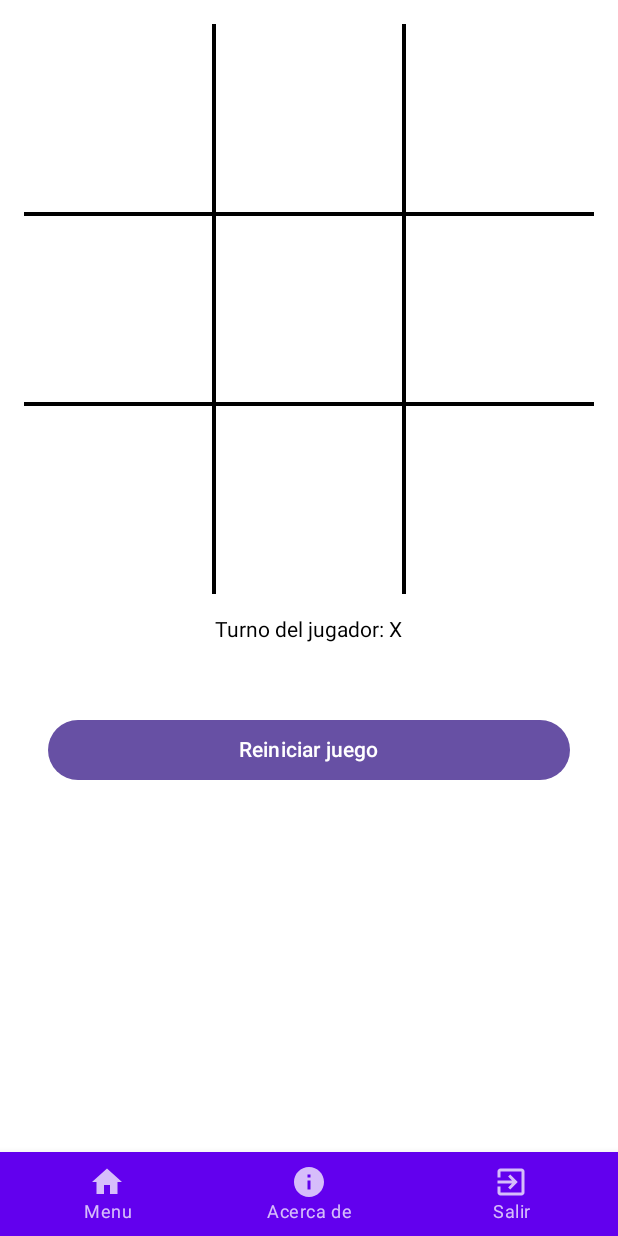
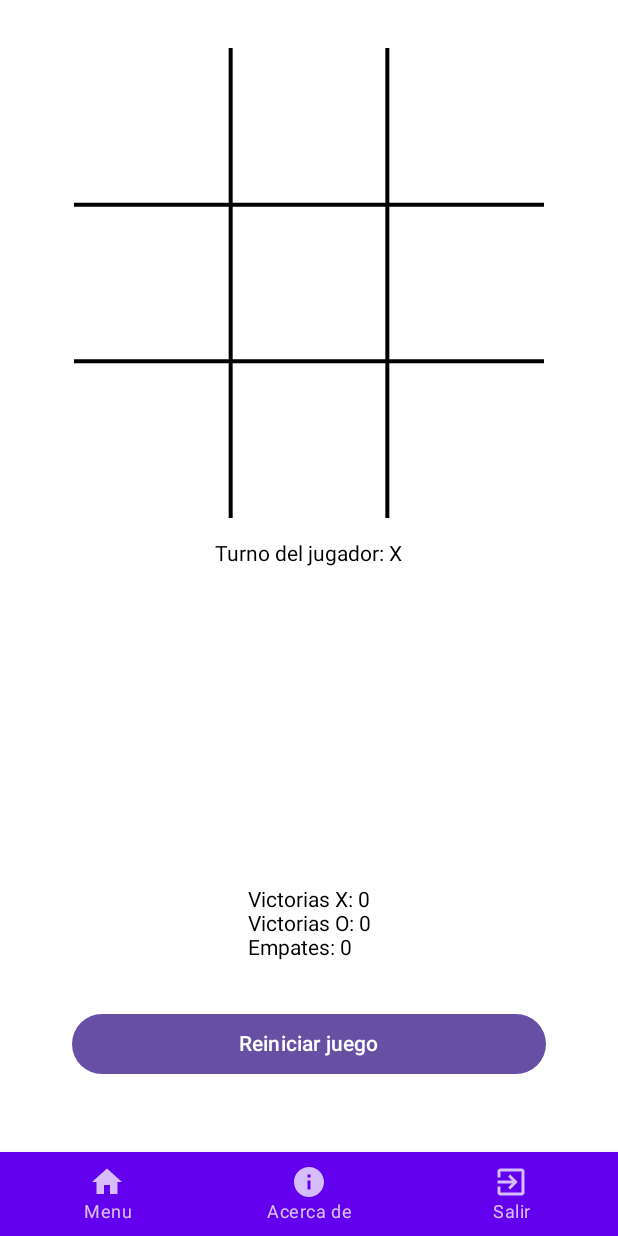
Before and after one commit to MoNKy0112/dadm-2025-2, an Android app built with Jetpack Compose: the GameScreen screen opened through its navigation route, on a phone screen of 412 x 824 dp. Run offline under Robolectric (Android 15) with nearby library versions, the phone set to English and light mode, and no system bars.

Commit message:
Add Parcelable support, implement ScoreBoard, and enhance GameScreen layout feature lanscape support and winsCounter

```diff
--- a/TicTacToe/app/build.gradle.kts
+++ b/TicTacToe/app/build.gradle.kts
@@ -2,6 +2,7 @@ plugins {
     id("com.android.application")
     id("org.jetbrains.kotlin.android")
     id("org.jetbrains.kotlin.plugin.compose")
+    id("kotlin-parcelize")
 }
 
 android {
--- a/TicTacToe/app/src/main/AndroidManifest.xml
+++ b/TicTacToe/app/src/main/AndroidManifest.xml
@@ -15,6 +15,8 @@
             android:name=".MainActivity"
             android:exported="true"
             android:label="@string/app_name"
+            android:configChanges="orientation|screenSize"
+            android:screenOrientation="unspecified"
             android:theme="@style/Theme.TicTacToe">
             <intent-filter>
                 <action android:name="android.intent.action.MAIN" />
--- a/TicTacToe/app/src/main/java/com/dadm/tictactoe/MainActivity.kt
+++ b/TicTacToe/app/src/main/java/com/dadm/tictactoe/MainActivity.kt
@@ -9,16 +9,18 @@ import com.dadm.tictactoe.ViewModel.TicTacToeViewModelFactory
 import com.dadm.tictactoe.ui.TicTacToeApp
 import com.dadm.tictactoe.utils.SoundManager
 import com.dadm.tictactoe.utils.SoundUseCase
+import com.dadm.tictactoe.utils.PreferencesManager
 
 
 class MainActivity : ComponentActivity() {
     override fun onCreate(savedInstanceState: Bundle?) {
         super.onCreate(savedInstanceState)
         val soundUseCase = SoundUseCase(this)
+        val prefs = PreferencesManager(this)
 
         val viewModel = ViewModelProvider(
             this,
-            TicTacToeViewModelFactory(soundUseCase)
+            TicTacToeViewModelFactory(soundUseCase, prefs)
         )[TicTacToeViewModel::class.java]
         setContent {
             TicTacToeApp()
--- a/TicTacToe/app/src/main/java/com/dadm/tictactoe/Model/TicTacToeGame.kt
+++ b/TicTacToe/app/src/main/java/com/dadm/tictactoe/Model/TicTacToeGame.kt
@@ -1,4 +1,7 @@
 package com.dadm.tictactoe.Model
+
+import android.os.Parcelable
+import kotlinx.parcelize.Parcelize
 
 enum class Player {
     X, O, NONE
@@ -6,9 +9,9 @@ enum class Player {
 enum class GameState {
     X_WON, O_WON, DRAW, PLAYING
 }
-
+@Parcelize
 data class TicTacToeGame(
     val board: List<List<Player>> = List(3) { List(3) { Player.NONE } },
     val currentPlayer: Player = Player.X,
     val gameState: GameState = GameState.PLAYING,
-)
+) : Parcelable
--- a/TicTacToe/app/src/main/java/com/dadm/tictactoe/ViewModel/TicTacToeViewModel.kt
+++ b/TicTacToe/app/src/main/java/com/dadm/tictactoe/ViewModel/TicTacToeViewModel.kt
@@ -1,7 +1,9 @@
 package com.dadm.tictactoe.ViewModel
+
 
 import androidx.compose.runtime.*
 import androidx.lifecycle.ViewModel
+import androidx.lifecycle.SavedStateHandle
 import androidx.lifecycle.viewModelScope
 import com.dadm.tictactoe.Model.GameState
 import com.dadm.tictactoe.Model.Player
@@ -9,6 +11,7 @@ import com.dadm.tictactoe.Model.TicTacToeGame
 import com.dadm.tictactoe.utils.SoundUseCase
 import kotlinx.coroutines.delay
 import kotlinx.coroutines.launch
+import com.dadm.tictactoe.utils.PreferencesManager
 
 enum class GameMode {
     SINGLE_PLAYER,
@@ -19,10 +22,28 @@ enum class GameMode {
 enum class Difficulty {
     EASY, MEDIUM, IMPOSSIBLE, NONE
 }
-class TicTacToeViewModel(private val soundUseCase: SoundUseCase? = null) : ViewModel() {
 
-    var game by mutableStateOf(TicTacToeGame())
+class TicTacToeViewModel(
+    private val soundUseCase: SoundUseCase? = null,
+    private val prefs: PreferencesManager? = null,
+    private val state: SavedStateHandle? = null
+) : ViewModel() {
+
+    var xWins by mutableStateOf(prefs?.getWins("X") ?: 0)
         private set
+
+    var oWins by mutableStateOf(prefs?.getWins("O") ?: 0)
+        private set
+
+    var draws by mutableStateOf(prefs?.getWins("DRAW") ?: 0)
+        private set
+
+    var game by mutableStateOf(
+        state?.get<TicTacToeGame>("game") ?:
+        TicTacToeGame()
+    )
+        private set
+
 
     var gameMode by mutableStateOf(GameMode.TWO_PLAYER)
         private set
@@ -81,8 +102,11 @@ class TicTacToeViewModel(private val soundUseCase: SoundUseCase? = null) : ViewM
             soundUseCase?.playWinSound()
         }
 
-        game = game.copy(board = newBoard, currentPlayer = newPlayer, gameState = newGameState)
+        val newGame = game.copy(board = newBoard, currentPlayer = newPlayer, gameState = newGameState)
 
+        game = newGame
+        state?.set("game", newGame)
+        print(state)
     }
 
     private fun makeCpuMove() {
@@ -192,12 +216,20 @@ class TicTacToeViewModel(private val soundUseCase: SoundUseCase? = null) : ViewM
         )
 
         if (lines.any {it.all { player -> player == Player.X } }) {
+            xWins++
+            prefs?.saveWins("X", xWins)
             return GameState.X_WON
         }
         if (lines.any {it.all { player -> player == Player.O } }) {
+            oWins++
+            prefs?.saveWins("O", oWins)
             return GameState.O_WON
         }
-        if (board.all { it.all { player -> player != Player.NONE } }) return GameState.DRAW
+        if (board.all { it.all { player -> player != Player.NONE } }) {
+            draws++
+            prefs?.saveWins("DRAW", draws)
+            return GameState.DRAW
+        }
 
         return GameState.PLAYING
     }
--- a/TicTacToe/app/src/main/java/com/dadm/tictactoe/ViewModel/TicTacToeViewModelFactory.kt
+++ b/TicTacToe/app/src/main/java/com/dadm/tictactoe/ViewModel/TicTacToeViewModelFactory.kt
@@ -1,16 +1,24 @@
 package com.dadm.tictactoe.ViewModel
 
+import androidx.lifecycle.SavedStateHandle
 import androidx.lifecycle.ViewModel
 import androidx.lifecycle.ViewModelProvider
 import com.dadm.tictactoe.utils.SoundUseCase
+import com.dadm.tictactoe.utils.PreferencesManager
+
 
 class TicTacToeViewModelFactory(
-    private val soundUseCase: SoundUseCase
+    private val soundUseCase: SoundUseCase,
+    private val preferencesManager: PreferencesManager
 ) : ViewModelProvider.Factory { // Asegúrate de que extiende ViewModelProvider.Factory
     @Suppress("UNCHECKED_CAST")
     override fun <T : ViewModel> create(modelClass: Class<T>): T { // Sobrescribe correctamente el método create
         return if (modelClass.isAssignableFrom(TicTacToeViewModel::class.java)) {
-            TicTacToeViewModel(soundUseCase) as T // Crea el ViewModel con la dependencia
+            TicTacToeViewModel(
+                soundUseCase,
+                prefs = preferencesManager,
+                state = SavedStateHandle()
+            ) as T // Crea el ViewModel con la dependencia
         } else {
             throw IllegalArgumentException("Unknown ViewModel class")
         }
--- a/TicTacToe/app/src/main/java/com/dadm/tictactoe/ui/components/GameBoard.kt
+++ b/TicTacToe/app/src/main/java/com/dadm/tictactoe/ui/components/GameBoard.kt
@@ -1,5 +1,6 @@
 package com.dadm.tictactoe.ui.components
 
+import android.annotation.SuppressLint
 import androidx.compose.foundation.Canvas
 import com.dadm.tictactoe.ui.graphics.TicTacToeColorPalette
 
@@ -7,6 +8,7 @@ import androidx.compose.foundation.gestures.detectTapGestures
 import androidx.compose.foundation.layout.*
 import androidx.compose.material3.*
 import androidx.compose.runtime.*
+import androidx.compose.ui.Alignment
 import androidx.compose.ui.Modifier
 import androidx.compose.ui.geometry.Offset
 import androidx.compose.ui.graphics.ImageBitmap
@@ -15,6 +17,7 @@ import androidx.compose.ui.res.imageResource
 import androidx.compose.ui.tooling.preview.Preview
 import androidx.compose.ui.unit.IntOffset
 import androidx.compose.ui.unit.IntSize
+import androidx.compose.ui.unit.dp
 import com.dadm.tictactoe.Model.Player
 import com.dadm.tictactoe.R
 import com.dadm.tictactoe.ViewModel.TicTacToeViewModel
@@ -23,28 +26,33 @@ import com.dadm.tictactoe.ViewModel.TicTacToeViewModel
 fun GameBoard(
     viewModel: TicTacToeViewModel,
     xImage: ImageBitmap,
-    oImage: ImageBitmap
+    oImage: ImageBitmap,
+    modifier: Modifier
 ) {
-
+    BoxWithConstraints(
+        modifier = modifier,
+        contentAlignment = Alignment.Center
+    ) {
+        val boardSize = minOf(this.maxWidth, this.maxHeight) // cuadrado adaptable
         var cellSize by remember { mutableStateOf(0f) }
 
         Canvas(
             modifier = Modifier
+                .size(boardSize) // ahora nunca se pasa del alto
                 .pointerInput(Unit) {
-                detectTapGestures{
-                    offset ->
+                    detectTapGestures { offset ->
                         val col = (offset.x / cellSize).toInt()
                         val row = (offset.y / cellSize).toInt()
                         viewModel.makeMove(row, col)
-
                     }
                 }
-            .fillMaxWidth()
                 .aspectRatio(1f)
-    ){
+        ) {
             cellSize = size.width / 3
             val imageSize = cellSize * 0.8f
-        for (i in 1..2){
+
+            // Líneas
+            for (i in 1..2) {
                 drawLine(
                     color = TicTacToeColorPalette.BorderColor,
                     start = Offset(cellSize * i, 0f),
@@ -59,12 +67,12 @@ fun GameBoard(
                 )
             }
 
-        //Dibujar las imagenes
+            // Dibujar imágenes
             viewModel.game.board.forEachIndexed { rowIndex, row ->
                 row.forEachIndexed { colIndex, player ->
                     val x = colIndex * cellSize
                     val y = rowIndex * cellSize
-                val image = when(player){
+                    val image = when (player) {
                         Player.X -> xImage
                         Player.O -> oImage
                         else -> null
@@ -73,39 +81,32 @@ fun GameBoard(
                         drawImage(
                             image = it,
                             dstSize = IntSize(imageSize.toInt(), imageSize.toInt()),
-                        dstOffset = IntOffset(x.toInt() + (cellSize.toInt() - imageSize.toInt()) / 2, y.toInt()+ (cellSize.toInt() - imageSize.toInt()) / 2)
+                            dstOffset = IntOffset(
+                                x.toInt() + (cellSize.toInt() - imageSize.toInt()) / 2,
+                                y.toInt() + (cellSize.toInt() - imageSize.toInt()) / 2
+                            )
                         )
                     }
                 }
             }
         }
+    }
+}
 
-//        viewModel.game.board.forEachIndexed { rowIndex, row ->
-//            Row(
-//                modifier = Modifier
-//                    .fillMaxWidth(),
-//                horizontalArrangement = Arrangement.Center
-//            ) {
-//                row.forEachIndexed { colIndex, player ->
-//                    GameCell(player, onClick = {
-//                        viewModel.makeMove(rowIndex, colIndex)
-//                    })
-//                }
-//            }
-//        }
-
-        /*Button(onClick = { viewModel.resetGame() }) {
-            Text("Reiniciar")
-        }*/
-
-}
 
 @Preview(showBackground = true)
 @Composable
 fun GameBoardPreview() {
     GameBoard(
-        TicTacToeViewModel(),
+        TicTacToeViewModel(
+            soundUseCase = null,
+            prefs = null,
+            state = null
+        ),
         xImage = ImageBitmap.imageResource(id = R.drawable.x_image),
         oImage = ImageBitmap.imageResource(id = R.drawable.o_image),
+        modifier = Modifier
+            .size(300.dp)
+            .padding(16.dp)
     )
 }
--- /dev/null
+++ b/TicTacToe/app/src/main/java/com/dadm/tictactoe/ui/components/ScoreBoard.kt
@@ -0,0 +1,31 @@
+package com.dadm.tictactoe.ui.components
+
+import androidx.compose.foundation.layout.Column
+import androidx.compose.material3.Text
+import androidx.compose.runtime.Composable
+import androidx.compose.ui.platform.LocalContext
+import androidx.compose.ui.tooling.preview.Preview
+import androidx.lifecycle.SavedStateHandle
+import com.dadm.tictactoe.ViewModel.TicTacToeViewModel
+import com.dadm.tictactoe.utils.PreferencesManager
+
+@Composable
+fun ScoreBoard(viewModel: TicTacToeViewModel) {
+    Column {
+        Text("Victorias X: ${viewModel.xWins}")
+        Text("Victorias O: ${viewModel.oWins}")
+        Text("Empates: ${viewModel.draws}")
+    }
+}
+
+@Preview
+@Composable
+fun ScoreBoardPreview() {
+    // Provide a mock or sample ViewModel for preview
+    val context = LocalContext.current
+    val prefs = PreferencesManager(context)
+    val mockViewModel = TicTacToeViewModel(prefs = prefs, state = SavedStateHandle()).apply {
+        // Set some sample data for preview
+    }
+    ScoreBoard(viewModel = mockViewModel)
+}
--- a/TicTacToe/app/src/main/java/com/dadm/tictactoe/ui/screen/GameScreen.kt
+++ b/TicTacToe/app/src/main/java/com/dadm/tictactoe/ui/screen/GameScreen.kt
@@ -1,7 +1,12 @@
 package com.dadm.tictactoe.ui.screen
 
+import androidx.compose.foundation.layout.Arrangement
+import androidx.compose.foundation.layout.BoxWithConstraints
 import androidx.compose.foundation.layout.Column
+import androidx.compose.foundation.layout.Row
 import androidx.compose.foundation.layout.Spacer
+import androidx.compose.foundation.layout.fillMaxHeight
+import androidx.compose.foundation.layout.fillMaxSize
 import androidx.compose.foundation.layout.fillMaxWidth
 import androidx.compose.foundation.layout.height
 import androidx.compose.foundation.layout.padding
@@ -17,29 +22,42 @@ import androidx.navigation.compose.rememberNavController
 import com.dadm.tictactoe.Model.GameState
 import com.dadm.tictactoe.ViewModel.TicTacToeViewModel
 import com.dadm.tictactoe.ui.components.GameBoard
+import com.dadm.tictactoe.ui.components.ScoreBoard
 import com.dadm.tictactoe.ui.graphics.LoadGameImages
 
 @Composable
 fun GameScreen(navController: NavController, viewModel: TicTacToeViewModel) {
+    val (xImage, oImage) = LoadGameImages()
+
+    BoxWithConstraints(modifier = Modifier.fillMaxSize().padding(16.dp)) {
+        val isPortrait = this.maxHeight > this.maxWidth
+        if (isPortrait){
             Column(
                 horizontalAlignment = Alignment.CenterHorizontally,
                 modifier = Modifier
                     .padding(16.dp)
                     .fillMaxWidth()
             ) {
-        val (xImage, oImage) = LoadGameImages()
+
+
                 // button to return to the main menu
-        GameBoard(viewModel = viewModel, xImage = xImage, oImage = oImage)
+                GameBoard(viewModel = viewModel, xImage = xImage, oImage = oImage, modifier = Modifier.fillMaxWidth(0.9f))
                 Spacer(modifier = Modifier.height(16.dp))
+                Column(
+                    modifier = Modifier.weight(1f), // empuja el contenido hacia abajo
+                    horizontalAlignment = Alignment.CenterHorizontally
+                ) {
                     Text("Turno del jugador: ${viewModel.game.currentPlayer}")
-        Spacer(modifier = Modifier.height(16.dp))
+                    Spacer(modifier = Modifier.height(8.dp))
                     when (viewModel.game.gameState) {
                         GameState.X_WON -> Text("¡Ganó el jugador X!")
                         GameState.O_WON -> Text("¡Ganó el jugador O!")
                         GameState.DRAW -> Text("¡Empate!")
-            GameState.PLAYING -> {}
                         else -> {}
                     }
+                }
+                Spacer(modifier = Modifier.height(16.dp))
+                ScoreBoard(viewModel= viewModel)
                 Spacer(modifier = Modifier.height(16.dp))
                 Button(
                     modifier = Modifier
@@ -50,29 +68,59 @@ fun GameScreen(navController: NavController, viewModel: TicTacToeViewModel) {
                     }) {
                     Text("Reiniciar juego")
                 }
+            }
+        }else{
+            Row(
+                modifier = Modifier.fillMaxSize(),
+                verticalAlignment = Alignment.CenterVertically
+            ) {
+                // Tablero a la izquierda
+                GameBoard(
+                    viewModel = viewModel,
+                    xImage = xImage,
+                    oImage = oImage,
+                    modifier = Modifier
+                        .weight(1f) // que ocupe espacio proporcionado
+                        .padding(end = 16.dp)
+                )
 
-        /*if (viewModel.gameMode == GameMode.SINGLE_PLAYER){
-            Button(
+                // Controles a la derecha
+                Column(
                     modifier = Modifier
-                    .padding(16.dp)
-                    .fillMaxWidth(),
-                onClick = {
-                    navController.navigate("difficulty_selection")
-                }) {
-                Text("Cambiar dificultad")
+                        .weight(1f)
+                        .fillMaxHeight(),
+                    horizontalAlignment = Alignment.CenterHorizontally,
+                    verticalArrangement = Arrangement.SpaceBetween // reparte arriba y abajo
+                ) {
+                    Column(
+                        horizontalAlignment = Alignment.CenterHorizontally
+                    ) {
+                        Text("Turno del jugador: ${viewModel.game.currentPlayer}")
+                        Spacer(modifier = Modifier.height(8.dp))
+                        when (viewModel.game.gameState) {
+                            GameState.X_WON -> Text("¡Ganó el jugador X!")
+                            GameState.O_WON -> Text("¡Ganó el jugador O!")
+                            GameState.DRAW -> Text("¡Empate!")
+                            else -> {}
                         }
                     }
+
+                    ScoreBoard(viewModel= viewModel)
+
                     Button(
-            modifier = Modifier
-                .padding(16.dp)
-                .fillMaxWidth(),
-            onClick = {
-                navController.navigate("main_menu")
-            }) {
-            Text("Regresar al menú principal")
-        }*/
+                        onClick = { viewModel.resetGame() },
+                        modifier = Modifier.fillMaxWidth()
+                    ) {
+                        Text("Reiniciar juego")
                     }
                 }
+            }
+        }
+
+    }
+}
+
+fun Modifier.Companion.weight(f: Float) {}
 
 @Preview(showBackground = true)
 @Composable
--- /dev/null
+++ b/TicTacToe/app/src/main/java/com/dadm/tictactoe/utils/PreferencesManager.kt
@@ -0,0 +1,24 @@
+package com.dadm.tictactoe.utils;
+
+
+import android.content.Context;
+import android.content.SharedPreferences;
+import androidx.core.content.edit
+
+class PreferencesManager(context: Context) {
+
+    private val prefs: SharedPreferences =
+            context.getSharedPreferences("tictactoe_prefs", Context.MODE_PRIVATE)
+
+    fun saveWins(player: String, wins: Int) {
+        prefs.edit { putInt("${player}_wins", wins) }
+    }
+
+    fun getWins(player: String): Int {
+        return prefs.getInt("${player}_wins", 0)
+    }
+
+    fun resetWins() {
+        prefs.edit { clear() }
+    }
+}
--- a/TicTacToe/app/src/main/java/com/dadm/tictactoe/utils/SoundUseCase.kt
+++ b/TicTacToe/app/src/main/java/com/dadm/tictactoe/utils/SoundUseCase.kt
@@ -2,6 +2,7 @@ package com.dadm.tictactoe.utils
 
 import com.dadm.tictactoe.R
 import android.content.Context
+
 class SoundUseCase(private val context: Context) {
 
     fun playMoveSound(player: Int) {
```
Lines whose indentation alone changed are shown as unchanged.
